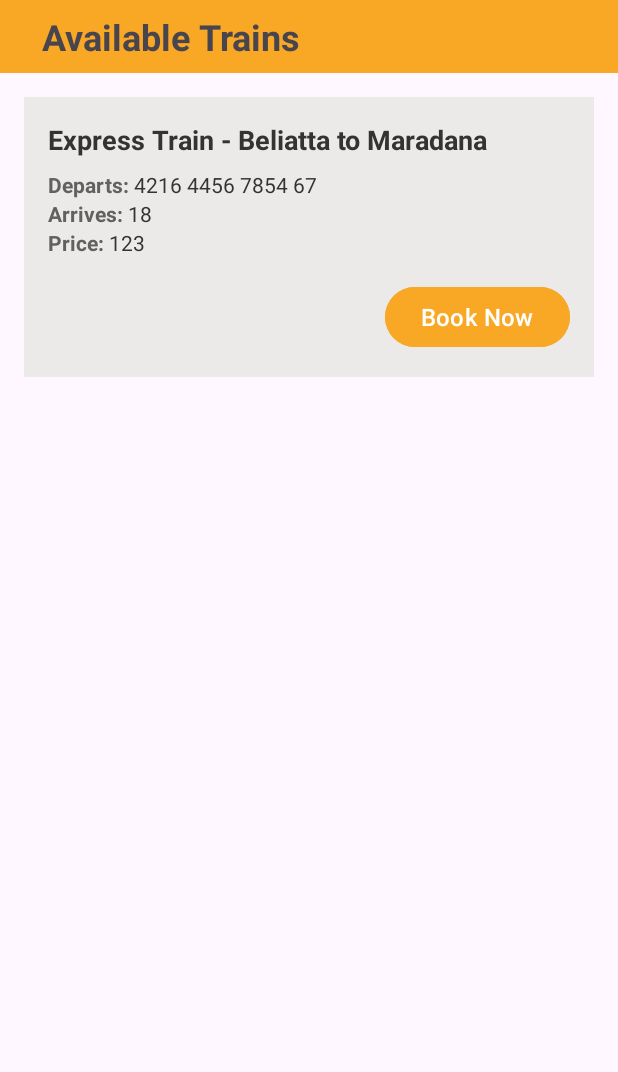
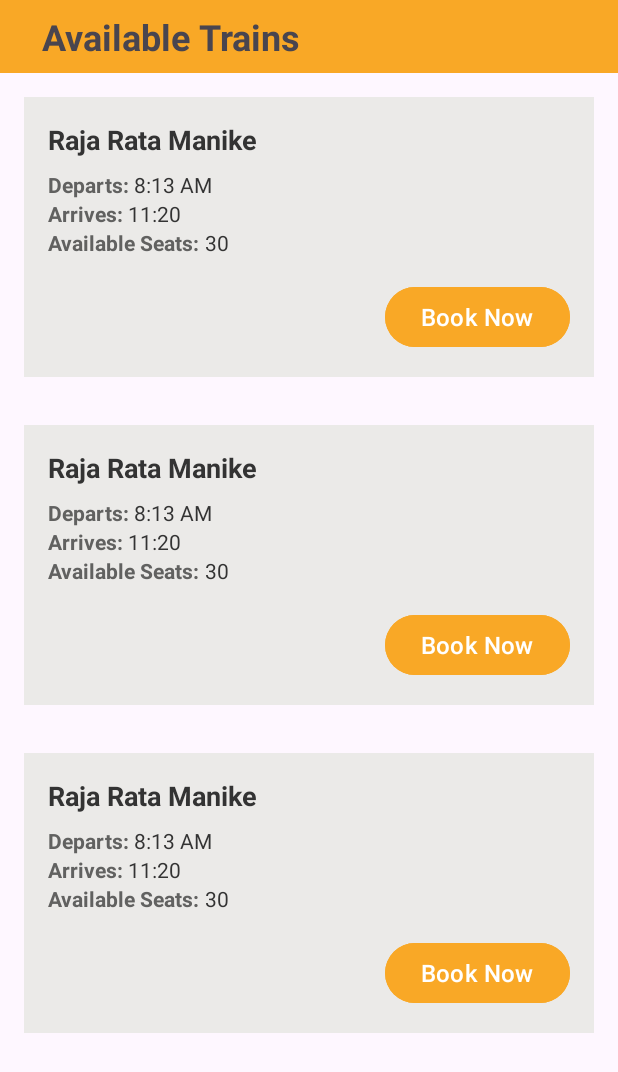
Before and after one commit to Sanjula-Dulshan/Reservation_Mobile_Client, an Android app: the TrainList screen opened directly, with no data from a screen before it, on a phone screen of 412 x 824 dp. Shown: the top 1072 px of the screen. Run offline under Robolectric (Android 15) with nearby library versions, the phone set to English and light mode, and no system bars.

Commit message:
edit summary page

```diff
--- a/app/src/main/java/com/example/onlineticketbooking/TrainAdapter.java
+++ b/app/src/main/java/com/example/onlineticketbooking/TrainAdapter.java
@@ -1,5 +1,7 @@
 package com.example.onlineticketbooking;
 
+import android.content.Context;
+import android.content.Intent;
 import android.view.LayoutInflater;
 import android.view.View;
 import android.view.ViewGroup;
@@ -35,23 +37,45 @@ public class TrainAdapter extends RecyclerView.Adapter<TrainAdapter.ViewHolder>
     }
 
     public static class ViewHolder extends RecyclerView.ViewHolder {
-        private TextView TrainName, DepTime, ArrTime, Price;
-        private Button btnBook;
+        private TextView TrainName, DepTime, ArrTime, availableSeats;
+        private Button btnBookNow;
 
         public ViewHolder(@NonNull View itemView) {
             super(itemView);
             TrainName = itemView.findViewById(R.id.txtTrainname);
             DepTime = itemView.findViewById(R.id.txtDepartTime);
             ArrTime = itemView.findViewById(R.id.txrArriveTime);
-            Price = itemView.findViewById(R.id.txtPrice);
-            btnBook = itemView.findViewById(R.id.btnBookNow);
+            availableSeats = itemView.findViewById(R.id.txtAvailableSeats);
+            btnBookNow  = itemView.findViewById(R.id.btnBookNow);
         }
 
         public void bind(TrainSchedule item) {
-            TrainName.setText(item.getCardName());
-            DepTime.setText(item.getCardNumber());
-            ArrTime.setText(item.getExpDate());
-            Price.setText(item.getPrice());
+            TrainName.setText(item.getTrainName());
+            DepTime.setText(item.getDeparts());
+            ArrTime.setText(item.getArrives());
+            availableSeats.setText(item.getAvailableSeats());
+
+            btnBookNow.setOnClickListener(new View.OnClickListener() {
+                @Override
+                public void onClick(View v) {
+                    Context context = itemView.getContext();
+
+                    Intent ticketSummary = new Intent(context, TicketSummary.class);
+                    ticketSummary.putExtra("trainName", item.getTrainName());
+                    ticketSummary.putExtra("departs", item.getDeparts());
+                    ticketSummary.putExtra("arrives", item.getArrives());
+                    ticketSummary.putExtra("availableSeats", item.getAvailableSeats());
+                    ticketSummary.putExtra("totalPrice", "250.00" );
+                    ticketSummary.putExtra("noOfSeats", "3");
+                    ticketSummary.putExtra("startStation", "Matara");
+                    ticketSummary.putExtra("endStation", "Fort");
+                    ticketSummary.putExtra("date", "2023/10/10");
+
+
+
+                    context.startActivity(ticketSummary);
+                }
+            });
         }
     }
 }
--- a/app/src/main/java/com/example/onlineticketbooking/TrainList.java
+++ b/app/src/main/java/com/example/onlineticketbooking/TrainList.java
@@ -24,7 +24,12 @@ public class TrainList extends AppCompatActivity {
         recyclerView.setLayoutManager(new LinearLayoutManager(this));
 
         List<TrainSchedule> data = new ArrayList<>();
-        data.add(new TrainSchedule("Express Train - Beliatta to Maradana", "4216 4456 7854 67", "18", "123"));
+        data.add(new TrainSchedule("Raja Rata Manike", "8:13 AM", "11:20", "30"));
+        data.add(new TrainSchedule("Raja Rata Manike", "8:13 AM", "11:20", "30"));
+        data.add(new TrainSchedule("Raja Rata Manike", "8:13 AM", "11:20", "30"));
+
+
+
 
         TrainAdapter adapter = new TrainAdapter(data);
         recyclerView.setAdapter(adapter);
--- a/app/src/main/java/com/example/onlineticketbooking/TrainSchedule.java
+++ b/app/src/main/java/com/example/onlineticketbooking/TrainSchedule.java
@@ -1,31 +1,47 @@
 package com.example.onlineticketbooking;
 
 public class TrainSchedule {
-    private String cardName;
-    private String cardNumber;
-    private String expDate;
-    private String price;
+    private String trainName;
+    private String departs;
+    private String arrives;
+    private String availableSeats;
 
-    public TrainSchedule(String cardName, String cardNumber, String expDate, String price) {
-        this.cardName = cardName;
-        this.cardNumber = cardNumber;
-        this.expDate = expDate;
-        this.price = price;
+    public TrainSchedule(String trainName, String departs, String arrives, String availableSeats) {
+        this.trainName = trainName;
+        this.departs = departs;
+        this.arrives = arrives;
+        this.availableSeats = availableSeats;
     }
 
-    public String getCardName() {
-        return cardName;
+    public String getTrainName() {
+        return trainName;
     }
 
-    public String getCardNumber() {
-        return cardNumber;
+    public void setTrainName(String trainName) {
+        this.trainName = trainName;
     }
 
-    public String getExpDate() {
-        return expDate;
+    public String getDeparts() {
+        return departs;
     }
 
-    public String getPrice() {
-        return price;
+    public void setDeparts(String departs) {
+        this.departs = departs;
+    }
+
+    public String getArrives() {
+        return arrives;
+    }
+
+    public void setArrives(String arrives) {
+        this.arrives = arrives;
+    }
+
+    public String getAvailableSeats() {
+        return availableSeats;
+    }
+
+    public void setAvailableSeats(String availableSeats) {
+        this.availableSeats = availableSeats;
     }
 }
--- a/app/src/main/res/layout/list_item_train.xml
+++ b/app/src/main/res/layout/list_item_train.xml
@@ -80,13 +80,13 @@
             <TextView
                 android:layout_width="wrap_content"
                 android:layout_height="wrap_content"
-                android:text="Price: "
+                android:text="Available Seats: "
                 android:textColor="#616160"
                 android:textSize="14sp"
                 android:textStyle="bold" />
 
             <TextView
-                android:id="@+id/txtPrice"
+                android:id="@+id/txtAvailableSeats"
                 android:layout_width="wrap_content"
                 android:layout_height="wrap_content"
                 android:text="123"
```
Also changed, not shown: app/src/main/java/com/example/onlineticketbooking/TicketSummary.java (+41 -1 lines), app/src/main/res/layout/activity_ticket_summary.xml (+24 -42 lines).
